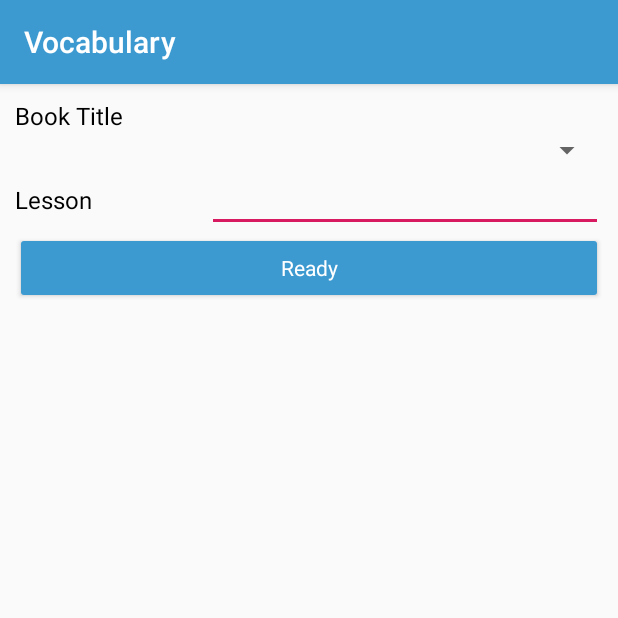
After one commit to Asuki/Vocabulary, an Android app: the AddLessonActivity screen opened directly, with no data from a screen before it, on a phone screen of 412 x 824 dp, the top half of it. The commit adds this screen. Run offline under Robolectric (Android 15) with nearby library versions, the phone set to English and light mode, and no system bars.

Commit message:
Database: Getting data of books and lessons New feature: Adding lesson to book

```diff
--- a/app/src/main/AndroidManifest.xml
+++ b/app/src/main/AndroidManifest.xml
@@ -9,7 +9,9 @@
         android:roundIcon="@mipmap/ic_launcher_round"
         android:supportsRtl="true"
         android:theme="@style/AppTheme">
-        <activity android:name=".AddBookActivity"></activity>
+        <activity android:name=".LessonsActivity"></activity>
+        <activity android:name=".AddLessonActivity" />
+        <activity android:name=".AddBookActivity" />
         <activity
             android:name=".MainActivity"
             android:label="@string/app_name"
--- a/app/src/main/java/seng/hu/szotarv1/AddBookActivity.java
+++ b/app/src/main/java/seng/hu/szotarv1/AddBookActivity.java
@@ -35,7 +35,7 @@ public class AddBookActivity extends AppCompatActivity {
         if (editTextLanguage1.getText().toString().equals("") ||
         editTextLanguage2.getText().toString().equals("") ||
         editTextBookTitle.getText().toString().equals(""))
-            Toast.makeText(getBaseContext(), getString(R.string.all_fields_are_required), Toast.LENGTH_LONG).show();
+            Toast.makeText(getBaseContext(), getString(R.string.all_fields_are_required_error), Toast.LENGTH_LONG).show();
         else {
             dbLite.addBook(editTextBookTitle.getText().toString(),
                     editTextLanguage1.getText().toString(),
--- /dev/null
+++ b/app/src/main/java/seng/hu/szotarv1/AddLessonActivity.java
@@ -0,0 +1,58 @@
+package seng.hu.szotarv1;
+
+import androidx.appcompat.app.AppCompatActivity;
+
+import android.database.Cursor;
+import android.os.Bundle;
+import android.view.View;
+import android.widget.ArrayAdapter;
+import android.widget.EditText;
+import android.widget.Spinner;
+import android.widget.Toast;
+
+import java.util.ArrayList;
+
+public class AddLessonActivity extends AppCompatActivity {
+
+    ArrayList<String> bookList;
+    DatabaseHelperLite dbLite;
+    Spinner spinnerBook;
+    EditText editTextLessonName;
+
+    @Override
+    protected void onCreate(Bundle savedInstanceState) {
+        super.onCreate(savedInstanceState);
+        setContentView(R.layout.activity_add_lesson);
+        initItems();
+        fillSpinner();
+    }
+
+    private void initItems(){
+        bookList = new ArrayList<>();
+        dbLite = new DatabaseHelperLite(getBaseContext());
+        spinnerBook = findViewById(R.id.spinnerBookLesson);
+        editTextLessonName = findViewById(R.id.editTextLessonNameLesson);
+    }
+
+    private void fillSpinner(){
+        Cursor data = dbLite.getBooks();
+        while(data.moveToNext()){
+            bookList.add(data.getString(DatabaseHelperLite.NAME_POSITION));
+        }
+        if (0 == bookList.size()){
+            Toast.makeText(getBaseContext(), getString(R.string.add_book_first_error), Toast.LENGTH_LONG).show();
+        }
+        ArrayAdapter<String> adapter = new ArrayAdapter<>(this, android.R.layout.simple_spinner_item, bookList);
+        spinnerBook.setAdapter(adapter);
+    }
+
+    public void addLesson(View view){
+        if (editTextLessonName.getText().toString().equals(""))
+            Toast.makeText(getBaseContext(), getString(R.string.all_fields_are_required_error), Toast.LENGTH_LONG).show();
+        else {
+            //Toast.makeText(getBaseContext(), spinnerBook.getSelectedItem().toString(), Toast.LENGTH_LONG).show();
+            dbLite.addLesson(editTextLessonName.getText().toString(), dbLite.getBookIdByTitle(spinnerBook.getSelectedItem().toString()));
+            finish();
+        }
+    }
+}
--- a/app/src/main/res/layout/activity_add_book.xml
+++ b/app/src/main/res/layout/activity_add_book.xml
@@ -80,8 +80,7 @@
 
     <Button
         android:id="@+id/buttonReadyEdit"
-        android:backgroundTint="@color/colorPrimary"
-        android:textColor="@color/white"
+        style="@style/Button"
         android:layout_width="match_parent"
         android:layout_height="wrap_content"
         android:onClick="addBook"
--- /dev/null
+++ b/app/src/main/res/layout/activity_add_lesson.xml
@@ -0,0 +1,59 @@
+<?xml version="1.0" encoding="utf-8"?>
+<LinearLayout xmlns:android="http://schemas.android.com/apk/res/android"
+    xmlns:tools="http://schemas.android.com/tools"
+    android:layout_width="match_parent"
+    android:layout_height="wrap_content"
+    android:orientation="vertical"
+    android:layout_margin="10dp"
+    tools:context=".AddLessonActivity">
+
+    <TextView
+        android:id="@+id/textViewBookLesson"
+        style="@style/Text"
+        android:layout_width="wrap_content"
+        android:layout_height="wrap_content"
+        android:layout_weight="1"
+        android:text="@string/book_title" />
+
+    <Spinner
+        android:id="@+id/spinnerBookLesson"
+        style="@style/Text"
+        android:layout_width="match_parent"
+        android:layout_height="wrap_content"
+        android:layout_gravity="start"
+        android:gravity="start" />
+
+    <LinearLayout
+        android:layout_width="match_parent"
+        android:layout_height="match_parent"
+        android:layout_weight="1"
+        android:orientation="horizontal">
+
+        <TextView
+            android:id="@+id/textViewLessonNameLesson"
+            style="@style/Text"
+            android:layout_width="wrap_content"
+            android:layout_height="wrap_content"
+            android:layout_weight="1"
+            android:text="@string/lesson" />
+
+        <EditText
+            android:id="@+id/editTextLessonNameLesson"
+            style="@style/Text"
+            android:layout_width="wrap_content"
+            android:layout_height="wrap_content"
+            android:layout_weight="1"
+            android:ems="10"
+            android:inputType="textPersonName" />
+    </LinearLayout>
+
+    <Button
+        android:id="@+id/buttonAddLesson"
+        style="@style/Button"
+        android:layout_width="match_parent"
+        android:layout_height="wrap_content"
+        android:layout_weight="1"
+        android:onClick="addLesson"
+        android:text="@string/ready" />
+
+</LinearLayout>
--- a/app/src/main/res/values/strings.xml
+++ b/app/src/main/res/values/strings.xml
@@ -15,10 +15,11 @@
     <string name="menu_send">Send</string>
 
     <!-- Activities Labels -->
-    <string name="book_title">Title</string>
+    <string name="book_title">Book Title</string>
     <string name="book_language_1">1st Language</string>
     <string name="book_language_2">2nd Language</string>
     <string name="ready">Ready</string>
+    <string name="lesson">Lesson</string>
 
     <!-- Fab Icon titles -->
     <string name="add_book">New book</string>
@@ -26,5 +27,6 @@
     <string name="add_word">New word</string>
 
     <!-- Errors -->
-    <string name="all_fields_are_required">All fields are required!</string>
+    <string name="all_fields_are_required_error">All fields are required!</string>
+    <string name="add_book_first_error">Add books at first!</string>
 </resources>
--- a/app/src/main/res/values/styles.xml
+++ b/app/src/main/res/values/styles.xml
@@ -21,4 +21,9 @@
         <item name="android:textSize">16sp</item>
         <item name="android:textColor">@color/black</item>
     </style>
+
+    <style name="Button" parent="AppTheme">
+        <item name="android:backgroundTint">@color/colorPrimary</item>
+        <item name="android:textColor">@color/white</item>
+    </style>
 </resources>
```
Also changed, not shown: app/src/main/java/seng/hu/szotarv1/DatabaseHelperLite.java (+23 -2 lines), app/src/main/java/seng/hu/szotarv1/LessonsActivity.java (added, +59 -0 lines), app/src/main/java/seng/hu/szotarv1/MainActivity.java (+21 -12 lines), app/src/main/res/layout/activity_lessons.xml (added, +27 -0 lines).
